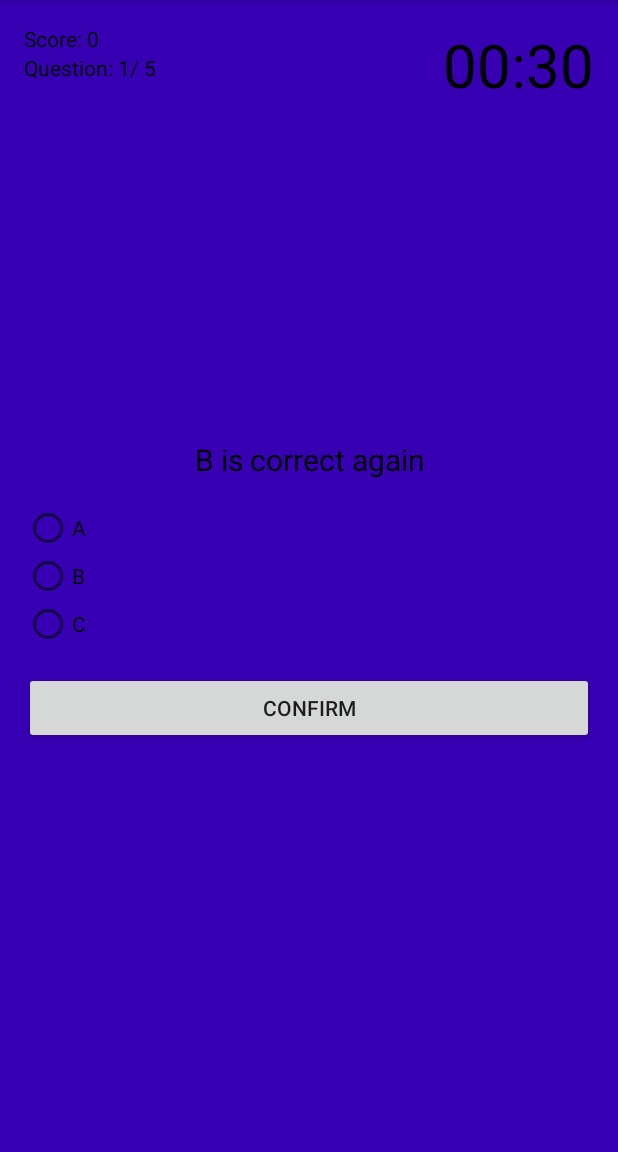
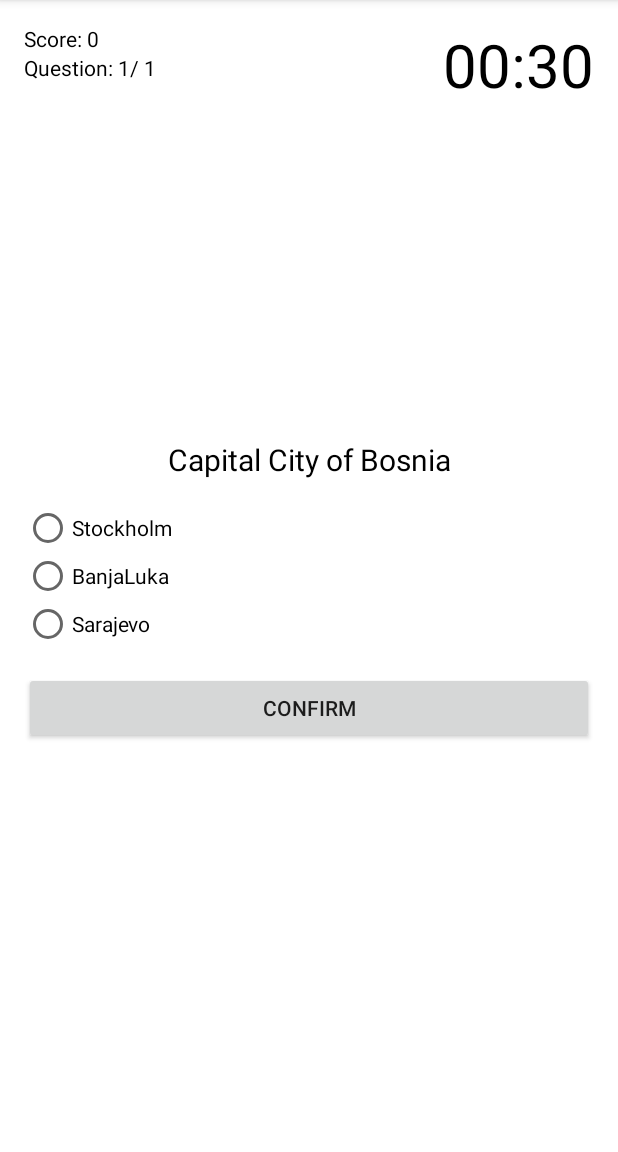
Before and after one commit to zbettmen/QuizApp-, an Android app: the screen it shows after launch (QuizAcivity), after a tap on "START QUIZ", on a phone screen of 412 x 824 dp, the part 84-1236 px from its top. Run offline under Robolectric (Android 15) with nearby library versions, the phone set to English and light mode, and no system bars.

```diff
--- a/app/src/main/java/com/example/quizapplevel/QuizdbHelper.java
+++ b/app/src/main/java/com/example/quizapplevel/QuizdbHelper.java
@@ -43,16 +43,9 @@ public class QuizdbHelper extends SQLiteOpenHelper {
 
     }
     private void fillQuestionsTable(){
-        Question q1 = new Question("A is correct", "A","B","C",1);
+        Question q1 = new Question("Capital City of Bosnia", "Stockholm","BanjaLuka","Sarajevo",3);
         addQuestion(q1);
-        Question q2 = new Question("B is correct", "A","B","C",2);
-        addQuestion(q2);
-        Question q3 = new Question("C is correct", "A","B","C",3);
-        addQuestion(q3);
-        Question q4 = new Question("A is correct again", "A","B","C",1);
-        addQuestion(q4);
-        Question q5 = new Question("B is correct again", "A","B","C",2);
-        addQuestion(q5);
+
 
     }
 
--- a/app/src/main/res/layout/activity_quiz_acivity.xml
+++ b/app/src/main/res/layout/activity_quiz_acivity.xml
@@ -4,15 +4,17 @@
     xmlns:tools="http://schemas.android.com/tools"
     android:layout_width="match_parent"
     android:layout_height="match_parent"
-    android:background="@color/colorPrimaryDark"
+    android:background="@color/White"
     android:padding="16dp"
     tools:context="com.example.quizapplevel.QuizAcivity">
+
     <TextView
         android:id="@+id/text_view_score"
         android:layout_width="wrap_content"
         android:layout_height="wrap_content"
         android:text="Score: 0"
         android:textColor="@android:color/black" />
+
     <TextView
         android:id="@+id/text_view_question_count"
         android:layout_width="wrap_content"
@@ -20,6 +22,7 @@
         android:layout_below="@id/text_view_score"
         android:text="Question: 1/x"
         android:textColor="@android:color/black" />
+
     <TextView
         android:id="@+id/text_view_countdown"
         android:layout_width="wrap_content"
@@ -28,6 +31,7 @@
         android:text="00:30"
         android:textColor="@android:color/black"
         android:textSize="40sp" />
+
     <TextView
         android:id="@+id/text_view_question"
         android:layout_width="match_parent"
@@ -38,27 +42,32 @@
         android:textAlignment="center"
         android:textColor="@android:color/black"
         android:textSize="20sp" />
+
     <RadioGroup
         android:id="@+id/radio_group"
         android:layout_width="wrap_content"
         android:layout_height="wrap_content"
         android:layout_centerVertical="true">
+
         <RadioButton
             android:id="@+id/radio_button1"
             android:layout_width="wrap_content"
             android:layout_height="wrap_content"
             android:text="Option 1" />
+
         <RadioButton
             android:id="@+id/radio_button2"
             android:layout_width="wrap_content"
             android:layout_height="wrap_content"
             android:text="Option 2" />
+
         <RadioButton
             android:id="@+id/radio_button3"
             android:layout_width="wrap_content"
             android:layout_height="wrap_content"
             android:text="Option 3" />
     </RadioGroup>
+
     <Button
         android:id="@+id/button_confirm_next"
         android:layout_width="match_parent"
--- a/app/src/main/res/values/colors.xml
+++ b/app/src/main/res/values/colors.xml
@@ -4,4 +4,5 @@
     <color name="colorPrimaryDark">#3700B3</color>
     <color name="colorAccent">#03DAC5</color>
     <color name="black">#000000</color>
+    <color name="White">#FFFFFF</color>
 </resources>
```
Also changed, not shown: app/src/main/java/com/example/quizapplevel/QuizAcivity.java (+64 -0 lines).
